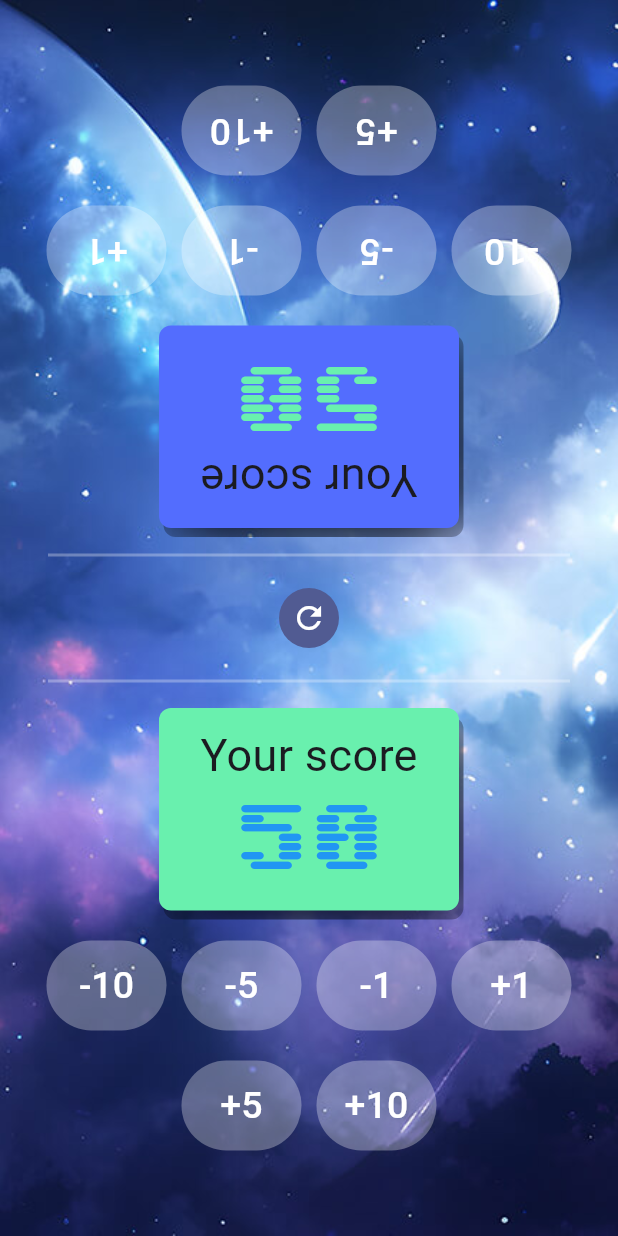
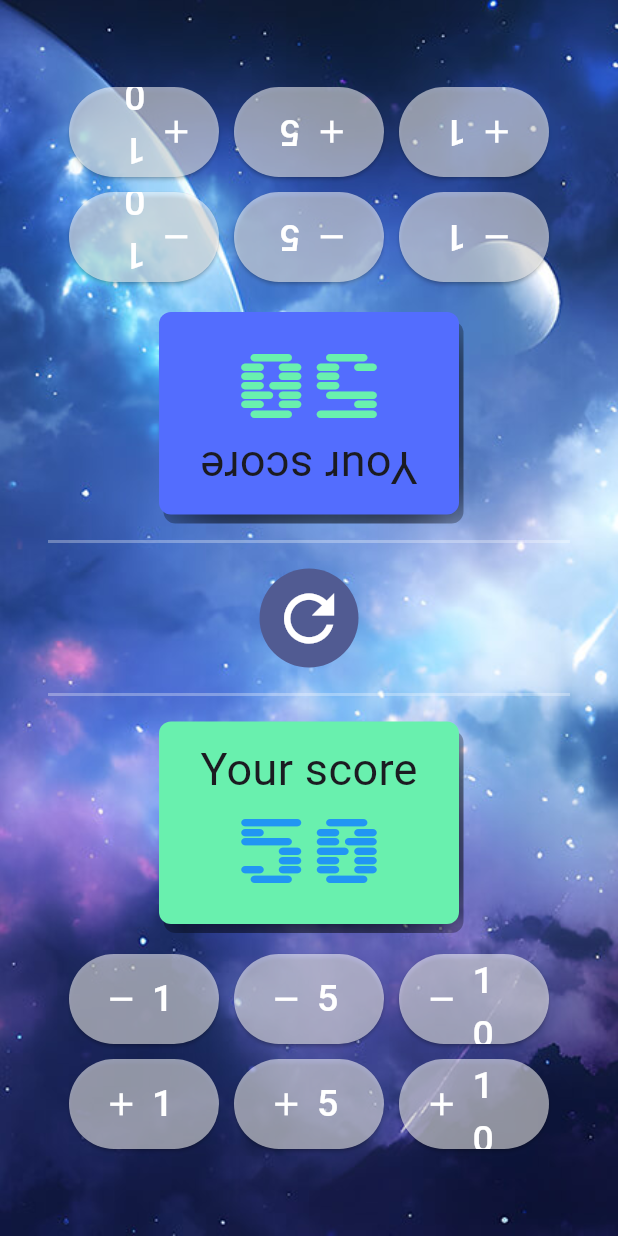
Before and after one commit to LFClaro/star-realms-score-flutter, a Flutter app: the screen it shows after launch, on a phone screen of 412 x 824 dp. Run offline on Flutter 3.47's test engine with Material 3 defaults, Android fonts, the phone set to English and light mode, and no system bars; our stand-ins replace auto_size_text; Roboto replaces fonts that are missing (YuseiMagic).

Commit message:
Icon change, Constants page and Custom Widget creation

```diff
--- /dev/null
+++ b/lib/constants.dart
@@ -0,0 +1,49 @@
+import 'package:flutter/material.dart';
+
+abstract class Constants {
+  static const kBodyText = TextStyle(
+    fontFamily: 'YuseiMagic',
+    fontSize: 30.0,
+  );
+
+  static const kButtonText = TextStyle(
+    fontFamily: 'YuseiMagic',
+    fontSize: 25.0,
+    color: Colors.white,
+  );
+
+  static const kUserScoreText = TextStyle(
+    fontFamily: 'Sixtyfour',
+    fontSize: 50.0,
+    color: Colors.blue,
+  );
+
+  static const kOpponentScoreText = TextStyle(
+    fontFamily: 'Sixtyfour',
+    fontSize: 50.0,
+    color: Colors.greenAccent,
+  );
+
+  static const kUserBoxShadow = [
+    BoxShadow(
+      blurRadius: 40.0,
+      offset: Offset(3.0, 6.0),
+      blurStyle: BlurStyle.inner,
+    )
+  ];
+
+  static const kOpponentBoxShadow = [
+    BoxShadow(
+      blurRadius: 40.0,
+      offset: Offset(-3.0, -6.0),
+      blurStyle: BlurStyle.inner,
+    )
+  ];
+
+  static const bool isStripeLive = false;
+  static const double taxRate = 0.13;
+  static const String currencyCode = 'cad';
+  static const int zegoAppID = 1642287470;
+  static const String zegoAppSign =
+      'b80ef8afb3ea36ed69388f3280ed69d2c73504df6fc8cce67baa010cfe7519c6';
+}
--- a/lib/main.dart
+++ b/lib/main.dart
@@ -1,4 +1,6 @@
 import 'package:flutter/material.dart';
+import 'constants.dart';
+import 'widgets.dart';
 
 void main() {
   runApp(const MyApp());
@@ -33,45 +35,6 @@ class MyHomePage extends StatefulWidget {
 class _MyHomePageState extends State<MyHomePage> {
   int _userCounter = 50;
   int _opponentCounter = 50;
-
-  static const bodyText = TextStyle(
-    fontFamily: 'YuseiMagic',
-    fontSize: 30.0,
-  );
-
-  static const buttonText = TextStyle(
-    fontFamily: 'YuseiMagic',
-    fontSize: 25.0,
-    color: Colors.white,
-  );
-
-  static const userScoreText = TextStyle(
-    fontFamily: 'Sixtyfour',
-    fontSize: 50.0,
-    color: Colors.blue,
-  );
-
-  static const opponentScoreText = TextStyle(
-    fontFamily: 'Sixtyfour',
-    fontSize: 50.0,
-    color: Colors.greenAccent,
-  );
-
-  static const userBoxShadow = [
-    BoxShadow(
-      blurRadius: 40.0,
-      offset: Offset(3.0, 6.0),
-      blurStyle: BlurStyle.inner,
-    )
-  ];
-
-  static const opponentBoxShadow = [
-    BoxShadow(
-      blurRadius: 40.0,
-      offset: Offset(-3.0, -6.0),
-      blurStyle: BlurStyle.inner,
-    )
-  ];
 
   final buttonStyle = ElevatedButton.styleFrom(
     fixedSize: const Size(80, 60),
@@ -155,7 +118,10 @@ class _MyHomePageState extends State<MyHomePage> {
               fit: BoxFit.cover,
             ),
           ),
-          Column(
+          SafeArea(
+            child: Center(
+              child: SingleChildScrollView(
+                child: Column(
                   mainAxisAlignment: MainAxisAlignment.center,
                   children: [
                     RotatedBox(
@@ -169,88 +135,84 @@ class _MyHomePageState extends State<MyHomePage> {
                             decoration: BoxDecoration(
                               color: Colors.indigoAccent,
                               borderRadius: BorderRadius.circular(8.0),
-                        boxShadow: opponentBoxShadow,
+                              boxShadow: Constants.kOpponentBoxShadow,
                             ),
                             child: Column(
                               children: <Widget>[
                                 const Text(
                                   'Your score',
-                            style: bodyText,
+                                  style: Constants.kBodyText,
                                 ),
                                 Text(
                                   '$_opponentCounter',
-                            style: opponentScoreText,
+                                  style: Constants.kOpponentScoreText,
                                 ),
                               ],
                             ),
                           ),
                           Padding(
                             padding: const EdgeInsets.only(top: 20.0),
-                      child: Wrap(
+                            child: Column(
+                              mainAxisAlignment: MainAxisAlignment.center,
+                              children: [
+                                Wrap(
                                   alignment: WrapAlignment.center,
                                   direction: Axis.horizontal,
                                   spacing: 10.0,
                                   runSpacing: 20.0,
                                   children: [
-                          TextButton(
-                            style: buttonStyle,
+                                    PointsButton(
+                                      onPressed: () {
+                                        _decrementOpponentCounter(1);
+                                      },
+                                      points: 1,
+                                      icon: Icons.remove,
+                                    ),
+                                    PointsButton(
+                                      onPressed: () {
+                                        _decrementOpponentCounter(5);
+                                      },
+                                      points: 5,
+                                      icon: Icons.remove,
+                                    ),
+                                    PointsButton(
                                       onPressed: () {
                                         _decrementOpponentCounter(10);
                                       },
-                            child: const Text(
-                              "-10",
-                              style: buttonText,
+                                      points: 10,
+                                      icon: Icons.remove,
                                     ),
+                                  ],
                                 ),
-                          TextButton(
-                            style: buttonStyle,
-                            onPressed: () {
-                              _decrementOpponentCounter(5);
-                            },
-                            child: const Text(
-                              "-5",
-                              style: buttonText,
-                            ),
-                          ),
-                          TextButton(
-                            style: buttonStyle,
-                            onPressed: () {
-                              _decrementOpponentCounter(1);
-                            },
-                            child: const Text(
-                              "-1",
-                              style: buttonText,
-                            ),
-                          ),
-                          TextButton(
-                            style: buttonStyle,
+                                const SizedBox(height: 10),
+                                Wrap(
+                                  alignment: WrapAlignment.center,
+                                  direction: Axis.horizontal,
+                                  spacing: 10.0,
+                                  runSpacing: 20.0,
+                                  children: [
+                                    PointsButton(
                                       onPressed: () {
                                         _incrementOpponentCounter(1);
                                       },
-                            child: const Text(
-                              "+1",
-                              style: buttonText,
+                                      points: 1,
+                                      icon: Icons.add,
                                     ),
-                          ),
-                          TextButton(
-                            style: buttonStyle,
+                                    PointsButton(
                                       onPressed: () {
                                         _incrementOpponentCounter(5);
                                       },
-                            child: const Text(
-                              "+5",
-                              style: buttonText,
+                                      points: 5,
+                                      icon: Icons.add,
                                     ),
-                          ),
-                          TextButton(
-                            style: buttonStyle,
+                                    PointsButton(
                                       onPressed: () {
                                         _incrementOpponentCounter(10);
                                       },
-                            child: const Text(
-                              "+10",
-                              style: buttonText,
+                                      points: 10,
+                                      icon: Icons.add,
                                     ),
+                                  ],
                                 ),
                               ],
                             ),
@@ -266,7 +228,11 @@ class _MyHomePageState extends State<MyHomePage> {
                       color: Colors.white30,
                     ),
                     IconButton.filled(
-                  onPressed: _resetCounters, icon: const Icon(Icons.refresh)),
+                        onPressed: _resetCounters,
+                        icon: const Icon(
+                          Icons.refresh,
+                          size: 50.0,
+                        )),
                     const Divider(
                       height: 36.0,
                       thickness: 2.0,
@@ -283,88 +249,83 @@ class _MyHomePageState extends State<MyHomePage> {
                           decoration: BoxDecoration(
                             color: Colors.greenAccent,
                             borderRadius: BorderRadius.circular(8.0),
-                      boxShadow: userBoxShadow,
+                            boxShadow: Constants.kUserBoxShadow,
                           ),
                           child: Column(
                             children: <Widget>[
                               const Text(
                                 'Your score',
-                          style: bodyText,
+                                style: Constants.kBodyText,
                               ),
                               Text(
                                 '$_userCounter',
-                          style: userScoreText,
+                                style: Constants.kUserScoreText,
                               ),
                             ],
                           ),
                         ),
                         Padding(
                           padding: const EdgeInsets.only(top: 20.0),
-                    child: Wrap(
+                          child: Column(
+                            children: [
+                              Wrap(
                                 alignment: WrapAlignment.center,
                                 direction: Axis.horizontal,
                                 spacing: 10.0,
                                 runSpacing: 20.0,
                                 children: [
-                        TextButton(
-                          style: buttonStyle,
+                                  PointsButton(
+                                    onPressed: () {
+                                      _decrementUserCounter(1);
+                                    },
+                                    points: 1,
+                                    icon: Icons.remove,
+                                  ),
+                                  PointsButton(
+                                    onPressed: () {
+                                      _decrementUserCounter(5);
+                                    },
+                                    points: 5,
+                                    icon: Icons.remove,
+                                  ),
+                                  PointsButton(
                                     onPressed: () {
                                       _decrementUserCounter(10);
                                     },
-                          child: const Text(
-                            "-10",
-                            style: buttonText,
+                                    points: 10,
+                                    icon: Icons.remove,
+                                  )
+                                ],
                               ),
-                        ),
-                        TextButton(
-                          style: buttonStyle,
-                          onPressed: () {
-                            _decrementUserCounter(5);
-                          },
-                          child: const Text(
-                            "-5",
-                            style: buttonText,
-                          ),
-                        ),
-                        TextButton(
-                          style: buttonStyle,
-                          onPressed: () {
-                            _decrementUserCounter(1);
-                          },
-                          child: const Text(
-                            "-1",
-                            style: buttonText,
-                          ),
-                        ),
-                        TextButton(
-                          style: buttonStyle,
+                              const SizedBox(height: 10),
+                              Wrap(
+                                alignment: WrapAlignment.center,
+                                direction: Axis.horizontal,
+                                spacing: 10.0,
+                                runSpacing: 20.0,
+                                children: [
+                                  PointsButton(
                                     onPressed: () {
                                       _incrementUserCounter(1);
                                     },
-                          child: const Text(
-                            "+1",
-                            style: buttonText,
+                                    points: 1,
+                                    icon: Icons.add,
                                   ),
-                        ),
-                        TextButton(
-                          style: buttonStyle,
+                                  PointsButton(
                                     onPressed: () {
                                       _incrementUserCounter(5);
                                     },
-                          child: const Text(
-                            "+5",
-                            style: buttonText,
+                                    points: 5,
+                                    icon: Icons.add,
                                   ),
-                        ),
-                        TextButton(
-                          style: buttonStyle,
+                                  PointsButton(
                                     onPressed: () {
                                       _incrementUserCounter(10);
                                     },
-                          child: const Text(
-                            "+10",
-                            style: buttonText,
-                          ),
+                                    points: 10,
+                                    icon: Icons.add,
+                                  )
+                                ],
                               ),
                             ],
                           ),
@@ -373,6 +334,9 @@ class _MyHomePageState extends State<MyHomePage> {
                     ),
                   ],
                 ),
+              ),
+            ),
+          ),
         ],
       )), // This trailing comma makes auto-formatting nicer for build methods.
     );
--- /dev/null
+++ b/lib/widgets.dart
@@ -0,0 +1,51 @@
+import 'package:flutter/material.dart';
+import 'package:auto_size_text/auto_size_text.dart';
+
+import 'constants.dart';
+
+class PointsButton extends StatefulWidget {
+  const PointsButton({
+    super.key,
+    required this.points,
+    required this.onPressed,
+    this.icon,
+  });
+
+  final int points;
+  final Function() onPressed;
+  final IconData? icon;
+
+  @override
+  State<PointsButton> createState() => PointsButtonState();
+}
+
+class PointsButtonState extends State<PointsButton> {
+  final buttonStyle = ElevatedButton.styleFrom(
+    fixedSize: const Size(100, 60),
+    backgroundColor: Colors.white54,
+  );
+  @override
+  Widget build(BuildContext context) {
+    Widget textWidget = Text(
+      widget.points.toString(),
+      style: Constants.kButtonText,
+    );
+
+    return ElevatedButton.icon(
+      icon: widget.icon != null
+          ? Icon(
+              widget.icon,
+              color: Colors.white,
+              size: 25.0,
+            )
+          : const Icon(
+              Icons.add,
+              color: Colors.white,
+              size: 25.0,
+            ),
+      style: buttonStyle,
+      onPressed: widget.onPressed,
+      label: textWidget,
+    );
+  }
+}
--- a/pubspec.yaml
+++ b/pubspec.yaml
@@ -36,6 +36,8 @@ dependencies:
   # Use with the CupertinoIcons class for iOS style icons.
   cupertino_icons: ^1.0.2
   flutter_launcher_icons: ^0.13.1
+  auto_size_text: ^3.0.0
+  font_awesome_flutter: ^10.7.0
 
 dev_dependencies:
   flutter_test:
```
Also changed, not shown: images/score_icon.png, pubspec.lock, 44 other files. Lines whose indentation alone changed are shown as unchanged.
